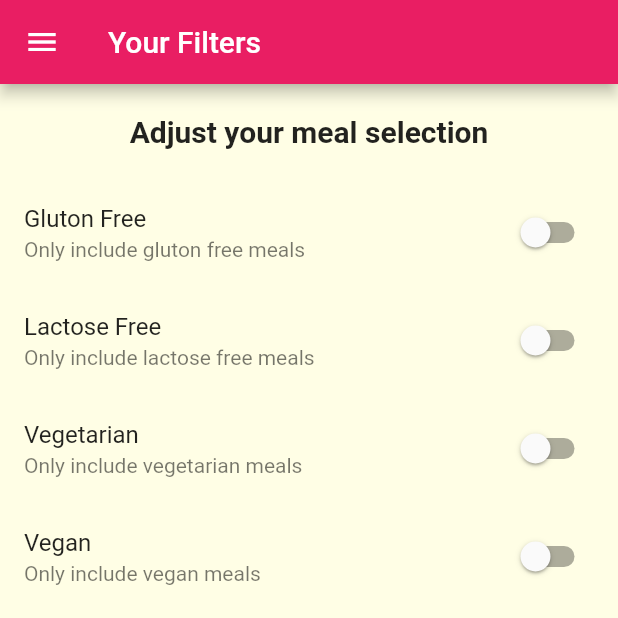
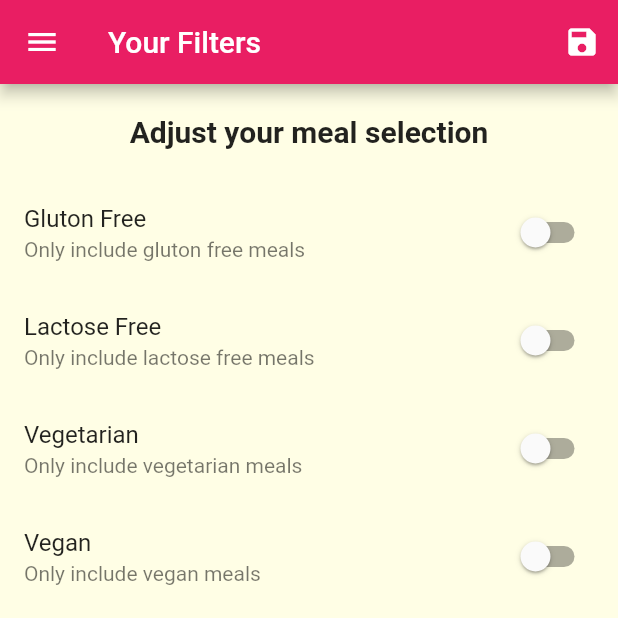
Before and after one commit to michaelpropp18/Recipes, a Flutter app: the FiltersScreen screen opened by its route, on a phone screen of 412 x 824 dp, the top half of it. Run offline on Flutter 3.47's test engine with Material 2 defaults, Android fonts, the phone set to English and light mode, and no system bars; Roboto replaces fonts that are missing (Railway, RobotCondensed).

Commit message:
filtering

```diff
--- a/lib/main.dart
+++ b/lib/main.dart
@@ -5,13 +5,43 @@ import './screens/meal_detail_screen.dart';
 import './screens/category_meals_screen.dart';
 import './screens/categories_screen.dart';
 import './screens/tabs_screen.dart';
+import './dummy_data.dart';
+import './models/meal.dart';
 
 void main() {
   runApp(MyApp());
 }
 
-class MyApp extends StatelessWidget {
+class MyApp extends StatefulWidget {
   // This widget is the root of your application.
+  @override
+  _MyAppState createState() => _MyAppState();
+}
+
+class _MyAppState extends State<MyApp> {
+  Map<String, bool> _filters = {
+    'gluton': false,
+    'lactose': false,
+    'vegan': false,
+    'vegetarian': false
+  };
+  List<Meal> _availableMeals = DUMMY_MEALS;
+
+  _setFilters(Map<String, bool> filteredData) {
+    setState(() {
+      _filters = filteredData;
+      _availableMeals = DUMMY_MEALS.where((m) {
+        if (_filters['lactose'] && !m.isLactoseFree ||
+            _filters['gluton'] && !m.isGlutenFree ||
+            _filters['vegan'] && !m.isVegan ||
+            _filters['vegetarian'] && !m.isVegetarian) {
+          return false;
+        }
+        return true;
+      }).toList();
+    });
+  }
+
   @override
   Widget build(BuildContext context) {
     return MaterialApp(
@@ -30,9 +60,10 @@ class MyApp extends StatelessWidget {
                   fontWeight: FontWeight.bold))),
       routes: {
         '/': (ctx) => TabsScreen(),
-        CategoryMealsScreen.routeName: (ctx) => CategoryMealsScreen(),
+        CategoryMealsScreen.routeName: (ctx) =>
+            CategoryMealsScreen(_availableMeals),
         MealDetailScreen.routeName: (ctx) => MealDetailScreen(),
-        FiltersScreen.routeName: (ctx) => FiltersScreen(),
+        FiltersScreen.routeName: (ctx) => FiltersScreen(_setFilters, _filters),
       },
       /*
       onGenerateRoute: (settings) {
--- a/lib/screens/filters_screen.dart
+++ b/lib/screens/filters_screen.dart
@@ -4,15 +4,29 @@ import '../widgets/main_drawer.dart';
 class FiltersScreen extends StatefulWidget {
   static const routeName = '/filters';
 
+  final Function setFilters;
+  final Map<String, bool> currentFilters;
+
+  FiltersScreen(this.setFilters, this.currentFilters);
+
   @override
   _FiltersScreenState createState() => _FiltersScreenState();
 }
 
 class _FiltersScreenState extends State<FiltersScreen> {
-  var _glutonFree = false;
-  var _vegetarian = false;
-  var _vegan = false;
-  var _lactoseFree = false;
+  bool _glutonFree;
+  bool _vegetarian;
+  bool _vegan;
+  bool _lactoseFree;
+
+  @override
+  initState() {
+    super.initState();
+    _glutonFree = widget.currentFilters['gluton'];
+    _vegetarian = widget.currentFilters['vegetarian'];
+    _vegan = widget.currentFilters['vegan'];
+    _lactoseFree = widget.currentFilters['lactose'];
+  }
 
   Widget buildSwitchListTile(
       String title, String description, bool currentValue, Function update) {
@@ -27,7 +41,23 @@ class _FiltersScreenState extends State<FiltersScreen> {
   @override
   Widget build(BuildContext context) {
     return Scaffold(
-        appBar: AppBar(title: Text('Your Filters')),
+        appBar: AppBar(
+          title: Text('Your Filters'),
+          actions: <Widget>[
+            IconButton(
+              icon: Icon(Icons.save),
+              onPressed: () {
+                final filters = {
+                  'gluton': _glutonFree,
+                  'lactose': _lactoseFree,
+                  'vegan': _vegan,
+                  'vegetarian': _vegetarian
+                };
+                return widget.setFilters(filters);
+              },
+            )
+          ],
+        ),
         drawer: MainDrawer(),
         body: Column(
           children: <Widget>[
```
Also changed, not shown: lib/screens/category_meals_screen.dart (+7 -2 lines).
